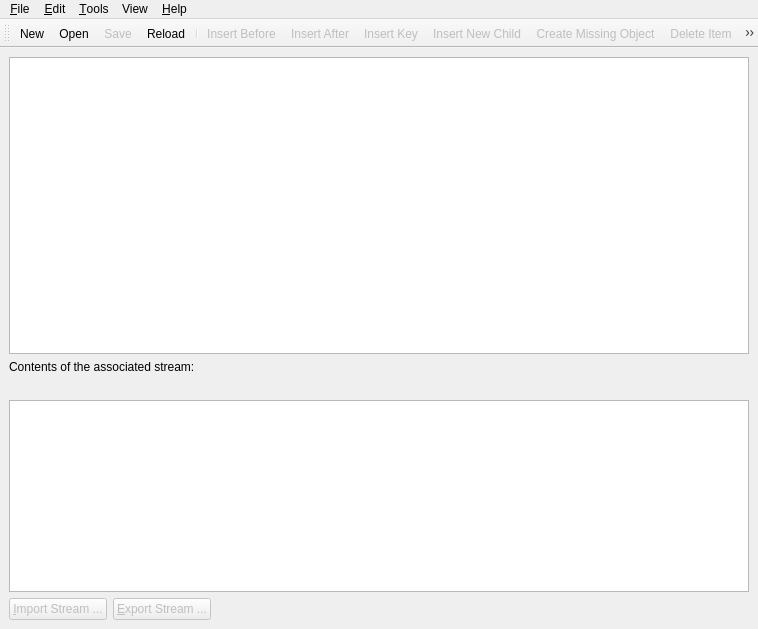
Above: src/podofobrowserbase.ui from KubaO/podofobrowser before the change. Below: the same form after it.
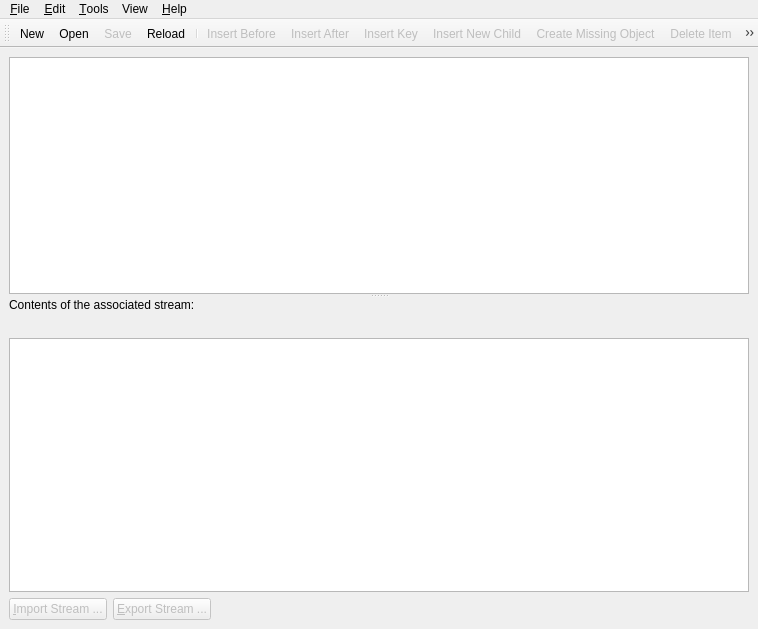
That is the form after the change. Icons and pictures are not drawn.

Commit message:
ADDED: A find dialog and support for finind strings in streams. ADDED: A splitter between stream and object list in the PoDoFoBrowser window,        So that the user can decide if he is currently working on a streams contents        or is just interested in the object view.
TODO: Replace and Goto object menu items were added, but the functionallity has yet to be added.
      I am not sure if goto object is even easily possible in catalog view.

```diff
--- a/src/podofobrowserbase.ui
+++ b/src/podofobrowserbase.ui
@@ -21,6 +21,10 @@
      <number>6</number>
     </property>
     <item>
+     <widget class="QSplitter" name="splitter" >
+      <property name="orientation" >
+       <enum>Qt::Vertical</enum>
+      </property>
      <widget class="QTreeView" name="listObjects" >
       <property name="mouseTracking" >
        <bool>false</bool>
@@ -35,8 +39,6 @@
        <bool>true</bool>
       </property>
      </widget>
-    </item>
-    <item>
      <widget class="QSplitter" name="splitter3" >
       <property name="orientation" >
        <enum>Qt::Horizontal</enum>
@@ -142,6 +144,7 @@
        </widget>
       </widget>
      </widget>
+     </widget>
     </item>
    </layout>
   </widget>
```
Left out of the diff: 84 changed lines with no effect on the pictures. Lines whose indentation alone changed are shown as unchanged. The commit also changes 5 other files.
